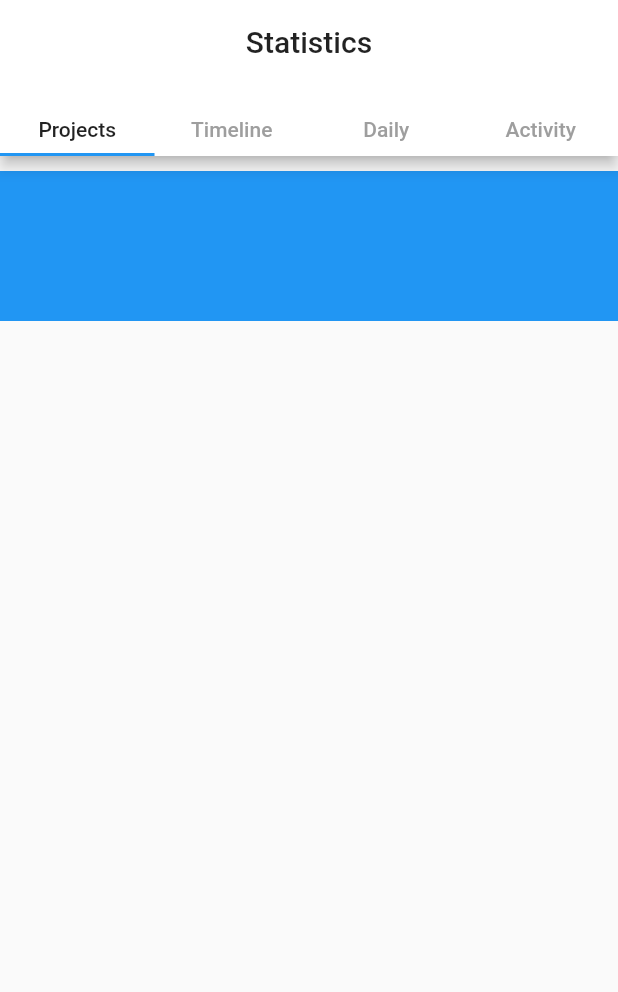
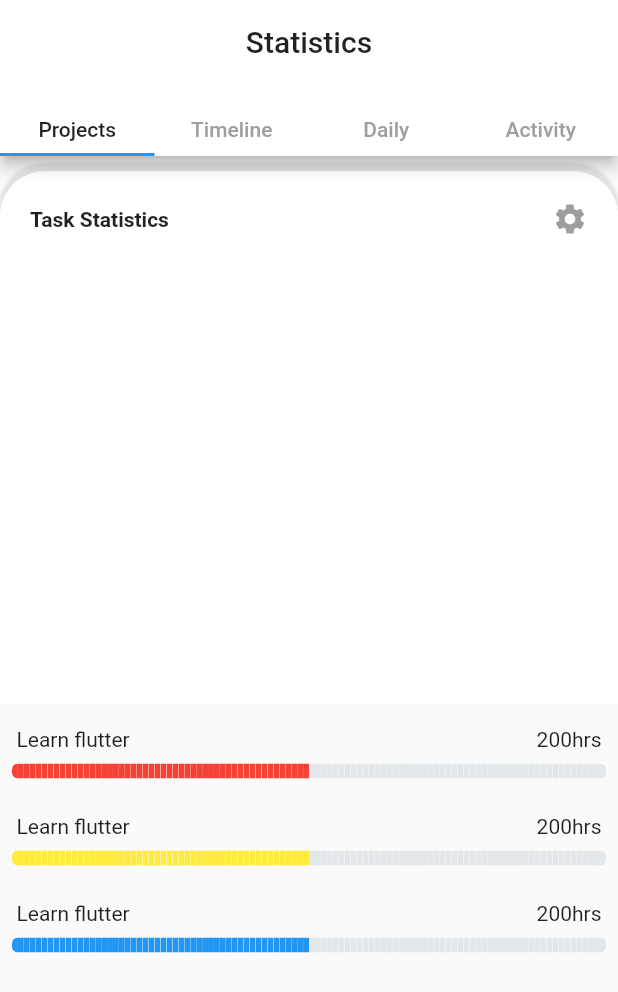
Before and after one commit to enaannan/PomoTimer, a Flutter app: the StatisticsPage screen opened directly, on a phone screen of 412 x 824 dp. Shown: the top 992 px of the screen. Run offline on Flutter 3.47's test engine with Material 2 defaults, Android fonts, the phone set to English and light mode, and no system bars; drawn by our look-alikes of step_progress_indicator; our stand-ins replace charts_flutter, google_fonts, introduction_screen.

Commit message:
updated projects view and refactored code

```diff
--- a/lib/Screens/StatisticsPage.dart
+++ b/lib/Screens/StatisticsPage.dart
@@ -1,4 +1,8 @@
 import 'package:flutter/material.dart';
+import 'package:charts_flutter/flutter.dart' as charts;
+import 'package:pomotimer/UIComponents/SizedBoxTrasparent.dart';
+import 'package:pomotimer/UIComponents/ProjectsView.dart';
+import 'package:pomotimer/UIComponents/TimeLineView.dart';
 
 class StatisticsPage extends StatelessWidget {
   @override
@@ -41,21 +45,8 @@ class StatisticsPage extends StatelessWidget {
         ),
         body: TabBarView(
           children: [
-            Column(
-              children: [
-                SizedBox(
-                  height: 10.0,
-                  child: Container(
-                    color: Colors.transparent,
-                  ),
-                ),
-                Container(
-                  height: 100.0,
-                  color: Colors.blue,
-                )
-              ],
-            ),
-            Text("sdfs"),
+            ProjectsView(),
+            TimeLineView(),
             Text("sdfs"),
             Text("sdfs"),
           ],
--- /dev/null
+++ b/lib/UIComponents/LinearProgressBar.dart
@@ -0,0 +1,38 @@
+import 'package:flutter/material.dart';
+import 'package:step_progress_indicator/step_progress_indicator.dart';
+
+class LinearProgressBar extends StatelessWidget {
+  const LinearProgressBar({
+    Key key,
+    @required this.selectedColor,
+  }) : super(key: key);
+
+  final Color selectedColor;
+
+  @override
+  Widget build(BuildContext context) {
+    return Padding(
+      padding: const EdgeInsets.all(8.0),
+      child: Column(
+        children: [
+          Padding(
+            padding: const EdgeInsets.symmetric(vertical: 8.0, horizontal: 3.0),
+            child: Row(
+              mainAxisAlignment: MainAxisAlignment.spaceBetween,
+              children: [Text("Learn flutter"), Text("200hrs")],
+            ),
+          ),
+          StepProgressIndicator(
+            totalSteps: 100,
+            currentStep: 50,
+            size: 10,
+            padding: 0,
+            selectedColor: selectedColor,
+            unselectedColor: Colors.blueGrey.withOpacity(0.15),
+            roundedEdges: Radius.circular(10),
+          ),
+        ],
+      ),
+    );
+  }
+}
--- /dev/null
+++ b/lib/UIComponents/ProjectsView.dart
@@ -0,0 +1,74 @@
+import 'package:flutter/material.dart';
+import 'LinearProgressBar.dart';
+import 'SizedBoxTrasparent.dart';
+
+
+class ProjectsView extends StatelessWidget {
+  const ProjectsView({
+    Key key,
+  }) : super(key: key);
+
+  @override
+  Widget build(BuildContext context) {
+    return Column(
+      children: [
+        SizedBoxTrasparent(),
+        Expanded(
+          child: Container(
+            decoration: BoxDecoration(
+                borderRadius: BorderRadius.only(
+                    topLeft: Radius.circular(30),
+                    topRight: Radius.circular(30)),
+                color: Colors.white,
+                boxShadow: <BoxShadow>[
+                  BoxShadow(
+                      color: Colors.grey.withOpacity(0.25),
+                      offset: Offset(0, -5),
+                      blurRadius: 1,
+                      spreadRadius: 0.1)
+                ]),
+            child: Column(
+              children: [
+                Row(
+                  mainAxisAlignment: MainAxisAlignment.spaceBetween,
+                  children: [
+                    Padding(
+                      padding: const EdgeInsets.all(20.0),
+                      child: Text(
+                        "Task Statistics",
+                        style: TextStyle(fontWeight: FontWeight.bold),
+                      ),
+                    ),
+                    Padding(
+                      padding: const EdgeInsets.all(20.0),
+                      child: Icon(
+                        Icons.settings,
+                        color: Colors.grey,
+                      ),
+                    )
+                  ],
+                ),
+                Container()
+              ],
+            ),
+          ),
+          flex: 1,
+        ),
+        Expanded(
+          child: ListView(
+            children: [
+              LinearProgressBar(
+                selectedColor: Colors.red,
+              ),
+              LinearProgressBar(
+                selectedColor: Colors.yellow,
+              ),
+              LinearProgressBar(selectedColor: Colors.blue),
+            ],
+          ),
+          flex: 1,
+        )
+      ],
+    );
+  }
+}
--- /dev/null
+++ b/lib/UIComponents/SizedBoxTrasparent.dart
@@ -0,0 +1,17 @@
+import 'package:flutter/material.dart';
+
+class SizedBoxTrasparent extends StatelessWidget {
+  const SizedBoxTrasparent({
+    Key key,
+  }) : super(key: key);
+
+  @override
+  Widget build(BuildContext context) {
+    return SizedBox(
+      height: 10.0,
+      child: Container(
+        color: Colors.transparent,
+      ),
+    );
+  }
+}
--- /dev/null
+++ b/lib/UIComponents/TimeLineView.dart
@@ -0,0 +1,39 @@
+import 'package:flutter/material.dart';
+import 'SizedBoxTrasparent.dart';
+
+class TimeLineView extends StatelessWidget {
+  const TimeLineView({
+    Key key,
+  }) : super(key: key);
+
+  @override
+  Widget build(BuildContext context) {
+    return Column(
+      children: [
+        SizedBoxTrasparent(),
+        Expanded(
+          child: Column(
+            children: [
+              Row(
+                mainAxisAlignment: MainAxisAlignment.spaceBetween,
+                children: [
+                  Text("Focus sessions"),
+                  Container(child: Row(children: [ Text("This week"),
+                  Icon(Icons.arrow_drop_down)],),)
+
+
+                ],
+              ),
+              Container(color: Colors.blue,),
+            ],
+          ),
+        ),
+        Expanded(
+          child: Column(
+            children: [],
+          ),
+        )
+      ],
+    );
+  }
+}
--- a/pubspec.yaml
+++ b/pubspec.yaml
@@ -31,6 +31,7 @@ dependencies:
   introduction_screen: ^1.0.9
   google_fonts: ^1.1.1
   step_progress_indicator: ^0.2.4+7
+  charts_flutter: ^0.9.0
 
 
 dev_dependencies:
```
Also changed, not shown: pubspec.lock.
